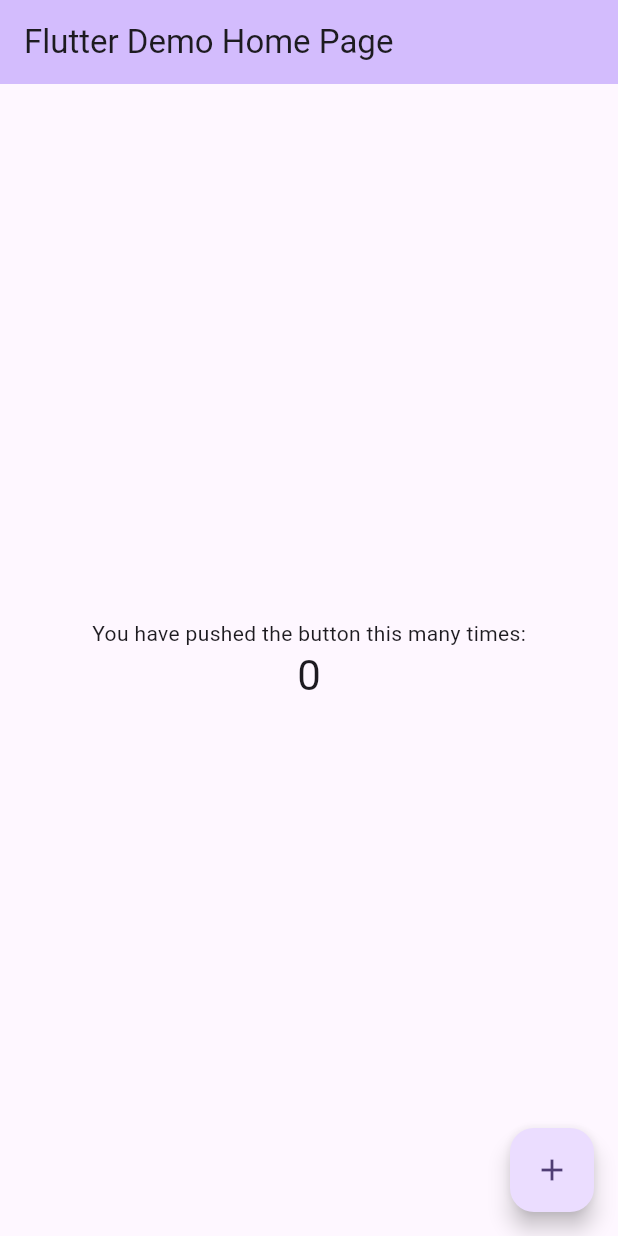
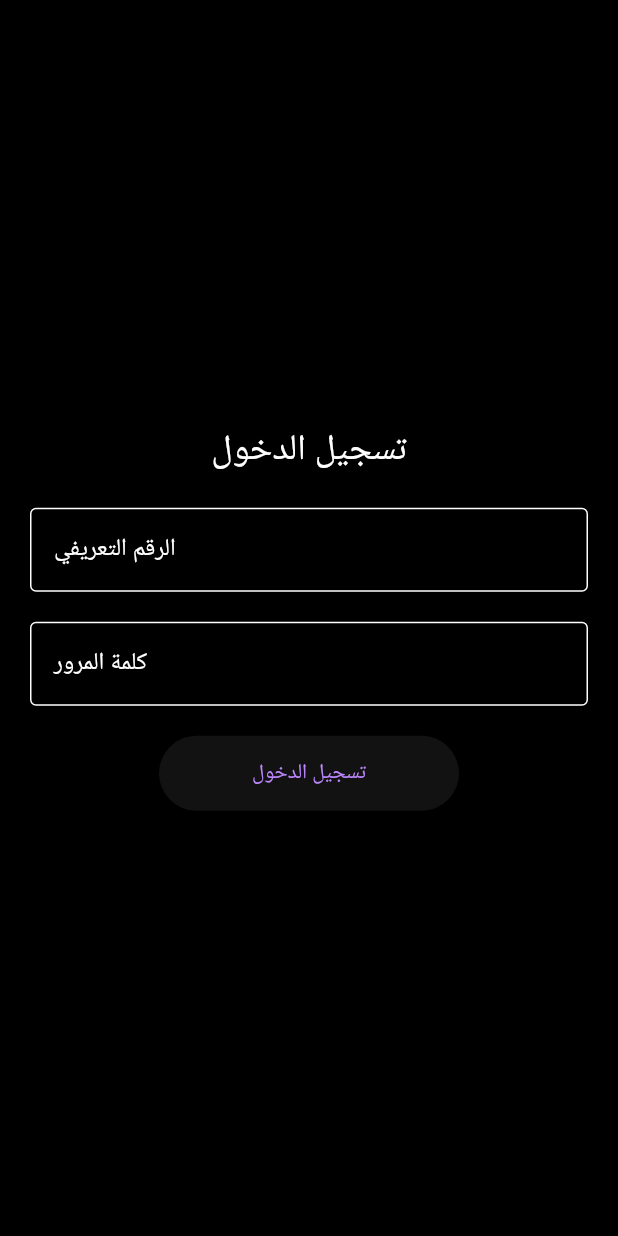
Before and after one commit to mowael01/whisper_desktop, a Flutter app: the screen it shows after launch, on a phone screen of 412 x 824 dp. Run offline on Flutter 3.47's test engine with Material 3 defaults, Android fonts, the phone set to English and light mode, and no system bars.

Commit message:
started the ui of the login page

```diff
--- a/lib/main.dart
+++ b/lib/main.dart
@@ -1,4 +1,5 @@
 import 'package:flutter/material.dart';
+import 'package:whisper_desktop/pages/login.dart';
 
 void main() {
   runApp(const MyApp());
@@ -11,112 +12,10 @@ class MyApp extends StatelessWidget {
   @override
   Widget build(BuildContext context) {
     return MaterialApp(
-      title: 'Flutter Demo',
-      theme: ThemeData(
-        // This is the theme of your application.
-        //
-        // TRY THIS: Try running your application with "flutter run". You'll see
-        // the application has a purple toolbar. Then, without quitting the app,
-        // try changing the seedColor in the colorScheme below to Colors.green
-        // and then invoke "hot reload" (save your changes or press the "hot
-        // reload" button in a Flutter-supported IDE, or press "r" if you used
-        // the command line to start the app).
-        //
-        // Notice that the counter didn't reset back to zero; the application
-        // state is not lost during the reload. To reset the state, use hot
-        // restart instead.
-        //
-        // This works for code too, not just values: Most code changes can be
-        // tested with just a hot reload.
-        colorScheme: ColorScheme.fromSeed(seedColor: Colors.deepPurple),
-      ),
-      home: const MyHomePage(title: 'Flutter Demo Home Page'),
+      debugShowCheckedModeBanner: false,
+      title: 'Whisper Desktop',
+      theme: ThemeData(colorScheme: ColorScheme.dark()),
+      home: LoginPage(),
     );
   }
 }
-
-class MyHomePage extends StatefulWidget {
-  const MyHomePage({super.key, required this.title});
-
-  // This widget is the home page of your application. It is stateful, meaning
-  // that it has a State object (defined below) that contains fields that affect
-  // how it looks.
-
-  // This class is the configuration for the state. It holds the values (in this
-  // case the title) provided by the parent (in this case the App widget) and
-  // used by the build method of the State. Fields in a Widget subclass are
-  // always marked "final".
-
-  final String title;
-
-  @override
-  State<MyHomePage> createState() => _MyHomePageState();
-}
-
-class _MyHomePageState extends State<MyHomePage> {
-  int _counter = 0;
-
-  void _incrementCounter() {
-    setState(() {
-      // This call to setState tells the Flutter framework that something has
-      // changed in this State, which causes it to rerun the build method below
-      // so that the display can reflect the updated values. If we changed
-      // _counter without calling setState(), then the build method would not be
-      // called again, and so nothing would appear to happen.
-      _counter++;
-    });
-  }
-
-  @override
-  Widget build(BuildContext context) {
-    // This method is rerun every time setState is called, for instance as done
-    // by the _incrementCounter method above.
-    //
-    // The Flutter framework has been optimized to make rerunning build methods
-    // fast, so that you can just rebuild anything that needs updating rather
-    // than having to individually change instances of widgets.
-    return Scaffold(
-      appBar: AppBar(
-        // TRY THIS: Try changing the color here to a specific color (to
-        // Colors.amber, perhaps?) and trigger a hot reload to see the AppBar
-        // change color while the other colors stay the same.
-        backgroundColor: Theme.of(context).colorScheme.inversePrimary,
-        // Here we take the value from the MyHomePage object that was created by
-        // the App.build method, and use it to set our appbar title.
-        title: Text(widget.title),
-      ),
-      body: Center(
-        // Center is a layout widget. It takes a single child and positions it
-        // in the middle of the parent.
-        child: Column(
-          // Column is also a layout widget. It takes a list of children and
-          // arranges them vertically. By default, it sizes itself to fit its
-          // children horizontally, and tries to be as tall as its parent.
-          //
-          // Column has various properties to control how it sizes itself and
-          // how it positions its children. Here we use mainAxisAlignment to
-          // center the children vertically; the main axis here is the vertical
-          // axis because Columns are vertical (the cross axis would be
-          // horizontal).
-          //
-          // TRY THIS: Invoke "debug painting" (choose the "Toggle Debug Paint"
-          // action in the IDE, or press "p" in the console), to see the
-          // wireframe for each widget.
-          mainAxisAlignment: MainAxisAlignment.center,
-          children: <Widget>[
-            const Text('You have pushed the button this many times:'),
-            Text(
-              '$_counter',
-              style: Theme.of(context).textTheme.headlineMedium,
-            ),
-          ],
-        ),
-      ),
-      floatingActionButton: FloatingActionButton(
-        onPressed: _incrementCounter,
-        tooltip: 'Increment',
-        child: const Icon(Icons.add),
-      ), // This trailing comma makes auto-formatting nicer for build methods.
-    );
-  }
-}
--- /dev/null
+++ b/lib/pages/login.dart
@@ -0,0 +1,126 @@
+// login.dart
+
+import 'package:flutter/material.dart';
+import 'package:whisper_desktop/pages/report_feeds.dart';
+
+class LoginPage extends StatefulWidget {
+  const LoginPage({super.key});
+
+  @override
+  _LoginPageState createState() => _LoginPageState();
+}
+
+class _LoginPageState extends State<LoginPage> {
+  final _formKey = GlobalKey<FormState>();
+  String _id = '';
+  String _password = '';
+  bool _isLoading = false;
+
+  Future<void> _login() async {
+    setState(() {
+      _isLoading = true;
+    });
+    // Simulate a login process
+    await Future.delayed(Duration(seconds: 2));
+    debugPrint('User ID: $_id');
+    debugPrint('Password: $_password');
+    setState(() {
+      _isLoading = false;
+    });
+    // Navigate to the next page or show a success message
+    Navigator.pushReplacement(
+      context,
+      MaterialPageRoute(builder: (context) => ReportPage()),
+    );
+  }
+
+  @override
+  Widget build(BuildContext context) {
+    return Scaffold(
+      body: Container(
+        width: MediaQuery.of(context).size.width,
+        decoration: BoxDecoration(color: Colors.black),
+        child: Padding(
+          padding: const EdgeInsets.all(20.0),
+          child: Form(
+            key: _formKey,
+            child: SizedBox(
+              child: Column(
+                mainAxisAlignment: MainAxisAlignment.center,
+                children: [
+                  Text(
+                    'تسجيل الدخول',
+                    style: TextStyle(color: Colors.white, fontSize: 24),
+                  ),
+                  SizedBox(height: 20),
+                  SizedBox(
+                    width: 500,
+                    child: TextFormField(
+                      decoration: InputDecoration(
+                        labelText: 'الرقم التعريفي',
+                        labelStyle: TextStyle(color: Colors.white),
+                        border: OutlineInputBorder(),
+                      ),
+                      validator: (value) {
+                        if (value?.isEmpty ?? true) {
+                          return 'الرجاء إدخال الرقم التعريفي';
+                        }
+                        return null;
+                      },
+                      onSaved: (value) => _id = value!,
+                    ),
+                  ),
+                  SizedBox(height: 20),
+                  SizedBox(
+                    width: 500,
+                    child: TextFormField(
+                      decoration: InputDecoration(
+                        labelText: 'كلمة المرور',
+                        labelStyle: TextStyle(color: Colors.white),
+                        border: OutlineInputBorder(),
+                      ),
+                      obscureText: true,
+                      validator: (value) {
+                        if (value!.isEmpty) {
+                          return 'الرجاء إدخال كلمة المرور';
+                        }
+                        return null;
+                      },
+                      onSaved: (value) => _password = value!,
+                    ),
+                  ),
+                  SizedBox(height: 20),
+                  ElevatedButton(
+                    style: ElevatedButton.styleFrom(
+                      padding: EdgeInsets.symmetric(
+                        horizontal: 50,
+                        vertical: 15,
+                      ),
+                      fixedSize: Size(200, 50),
+                    ),
+                    onPressed: () {
+                      if (_formKey.currentState!.validate() && !_isLoading) {
+                        _formKey.currentState!.save();
+                        _login();
+                      }
+                    },
+
+                    child: _isLoading
+                        ? SizedBox(
+                            child: CircularProgressIndicator(
+                              valueColor: AlwaysStoppedAnimation<Color>(
+                                Colors.white,
+                              ),
+                            ),
+                          )
+                        : Text('تسجيل الدخول'),
+                  ),
+                ],
+              ),
+            ),
+          ),
+        ),
+      ),
+    );
+  }
+}
```
Also changed, not shown: lib/pages/home_page.dart (added, +13 -0 lines), lib/pages/report_feeds.dart (added, +13 -0 lines), 1 other file.
